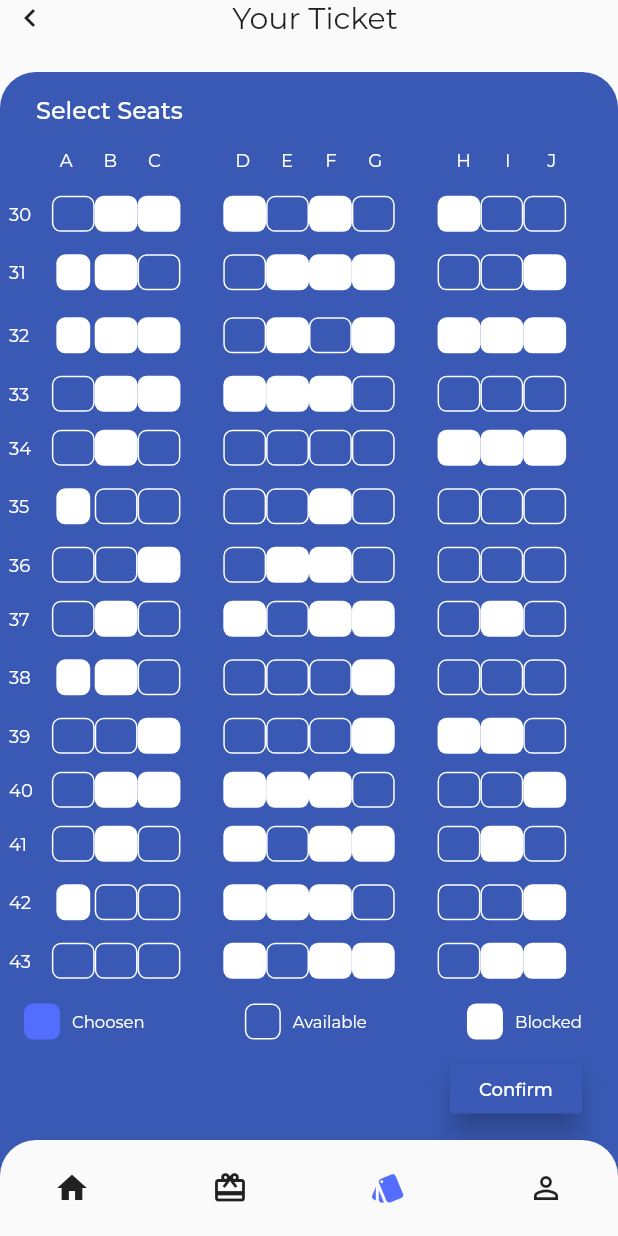
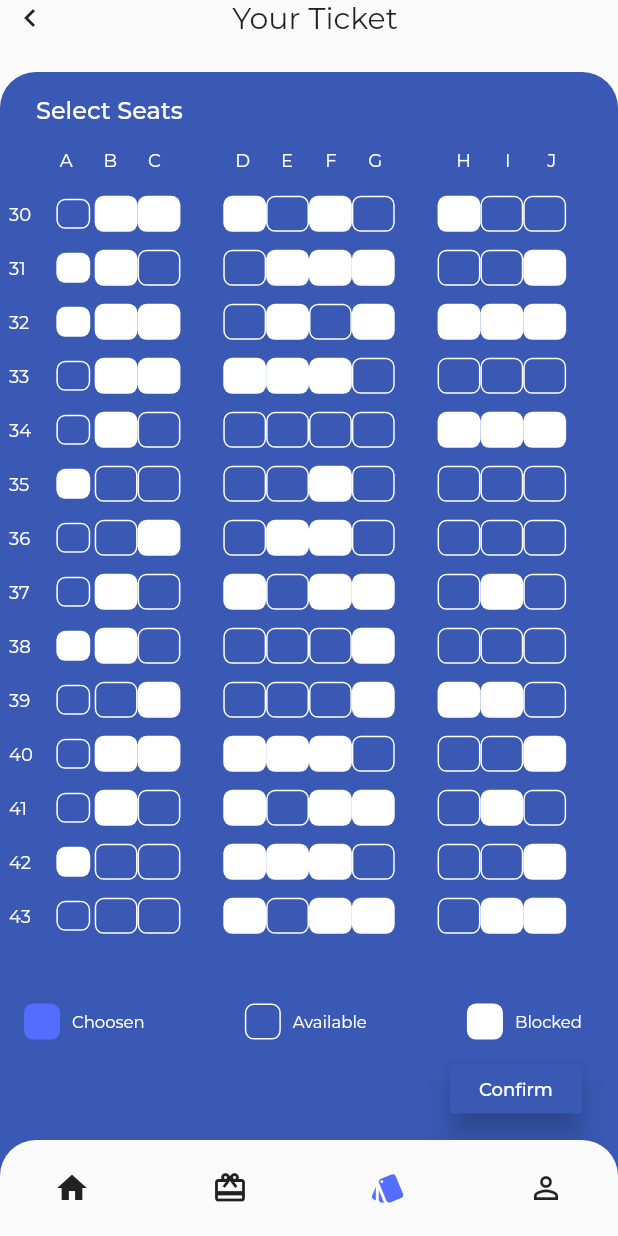
Before and after one commit to JAICHANGPARK/flutter_notebook_5th_story, a Flutter app: the screen it shows after launch, on a phone screen of 412 x 824 dp. Run offline on Flutter 3.47's test engine with Material 2 defaults, Android fonts, the phone set to English and light mode, and no system bars; our stand-ins replace google_fonts.

Commit message:
Update main_page.dart

```diff
--- a/lib/ep409_flight_ticket/main_page.dart
+++ b/lib/ep409_flight_ticket/main_page.dart
@@ -246,17 +246,16 @@ class _TicketPageState extends State<TicketPage> {
                                         Expanded(
                                           child: _seatItems[0].isAvailable
                                               ? Container(
-                                            margin: EdgeInsets.all(3),
-                                                  height: 24,
-                                                  width: 24,
+                                                  margin: EdgeInsets.symmetric(horizontal: 3),
+                                                  height: 20,
                                                   decoration: BoxDecoration(
                                                     color: Colors.white,
                                                     borderRadius: BorderRadius.circular(6),
                                                   ),
                                                 )
                                               : Container(
-                                                  height: 24,
-                                                  width: 24,
+                                                  margin: EdgeInsets.symmetric(horizontal: 3),
+                                                  height: 20,
                                                   decoration: BoxDecoration(
                                                       border: Border.all(color: Colors.white),
                                                       borderRadius: BorderRadius.circular(6)),
@@ -373,9 +372,7 @@ class _TicketPageState extends State<TicketPage> {
                                                       borderRadius: BorderRadius.circular(6)),
                                                 ),
                                         ),
-                                        Expanded(
-                                          child:Container()
-                                        ),
+                                        Expanded(child: Container()),
                                         Expanded(
                                           child: _seatItems[7].isAvailable
                                               ? Container(
```
Lines whose indentation alone changed are shown as unchanged.
